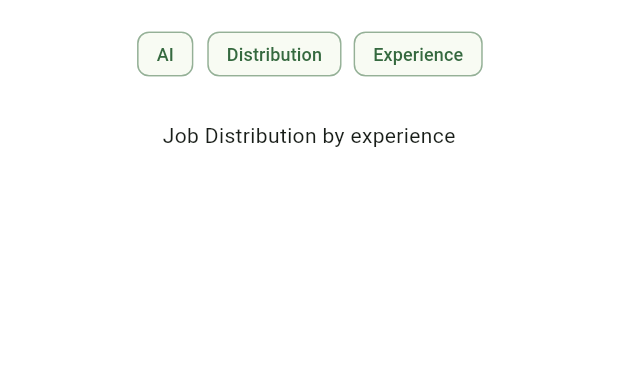
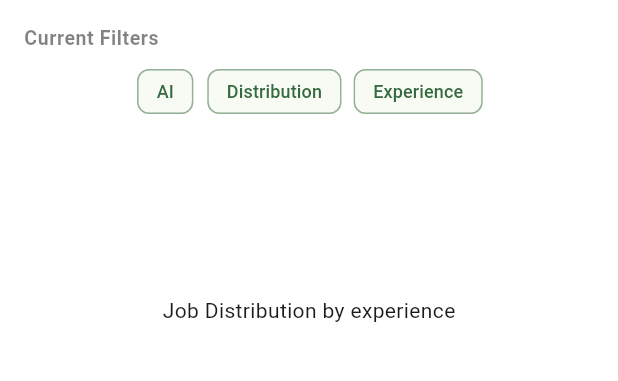
Before and after one commit to ZBramblett/Jobs-Market-and-Salaries-Application, a Flutter app: the GraphicsPageScreen screen opened directly, on a phone screen of 412 x 824 dp, the part 84-465 px from its top. Run offline on Flutter 3.47's test engine with Material 3 defaults, Android fonts, the phone set to English and light mode, and no system bars; drawn by our look-alikes of fl_chart; our stand-ins replace audioplayers, csv, firebase_auth, firebase_core, google_sign_in, shared_preferences and 2 more; accounts and stored records are empty.

Commit message:
Visual polish in metrics

```diff
--- a/lib/presenter/graphics_presenter.dart
+++ b/lib/presenter/graphics_presenter.dart
@@ -131,6 +131,8 @@ class GraphicsPresenter {
     }) {
       final grouped = groupSEByMetric(jobs, groupSelector);
 
+      grouped.removeWhere((key, _) => key =='Unknown');
+
       final sorted = grouped.entries.toList()..sort((a,b) => b.value.length.compareTo(a.value.length));
       final topEntries = sorted.take(topN).toList();
       final otherCount = sorted.skip(topN).fold(0, (sum,e) => sum + e.value.length);
--- a/lib/view/graphics_page.dart
+++ b/lib/view/graphics_page.dart
@@ -236,6 +236,23 @@ class _GraphicsPageScreenState extends State<GraphicsPageScreen> {
 
           Padding(
             padding: const EdgeInsets.symmetric(horizontal: 16),
+            child: Align(
+              alignment: Alignment.centerLeft,
+              child: Text(
+                "Current Filters",
+                style: TextStyle(
+                  fontSize: 13,
+                  fontWeight: FontWeight.w600,
+                  letterSpacing: 0.4,
+                  color: colorScheme.onSurface.withValues(alpha: 0.55),
+                ),
+              ),
+            ),
+          ),
+          const SizedBox(height: 6),
+
+          Padding(
+            padding: const EdgeInsets.symmetric(horizontal: 16),
             child: Wrap(
               spacing: 8,
               children: [
@@ -245,9 +262,10 @@ class _GraphicsPageScreenState extends State<GraphicsPageScreen> {
               ],
             ),
           ),
-          const SizedBox(height: 8),
+          const SizedBox(height: 100),
 
-          AnimatedSwitcher(
+          Center(
+            child: AnimatedSwitcher(
             duration: const Duration(milliseconds: 300),
             transitionBuilder: (child, animation) =>
               FadeTransition(opacity: animation, child: child),
@@ -267,6 +285,7 @@ class _GraphicsPageScreenState extends State<GraphicsPageScreen> {
                     yearLabels: _lineYearLabels,
                     ),
                 ),
+          ),
           ),
           const SizedBox(height: 32),
         ],
```
